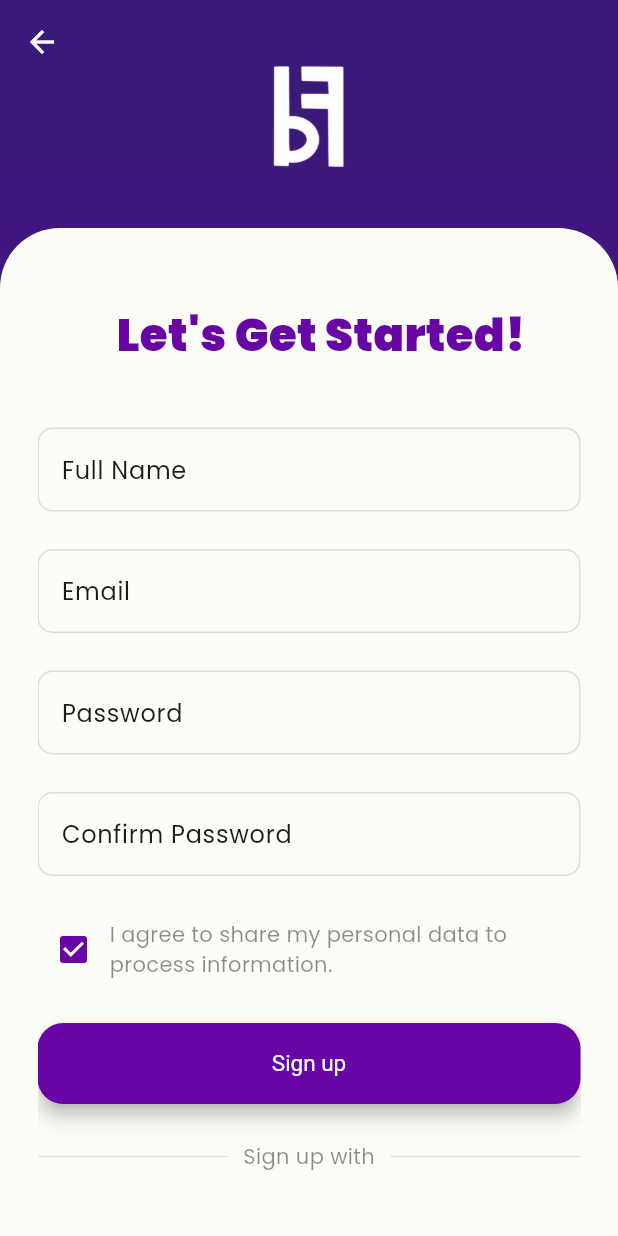
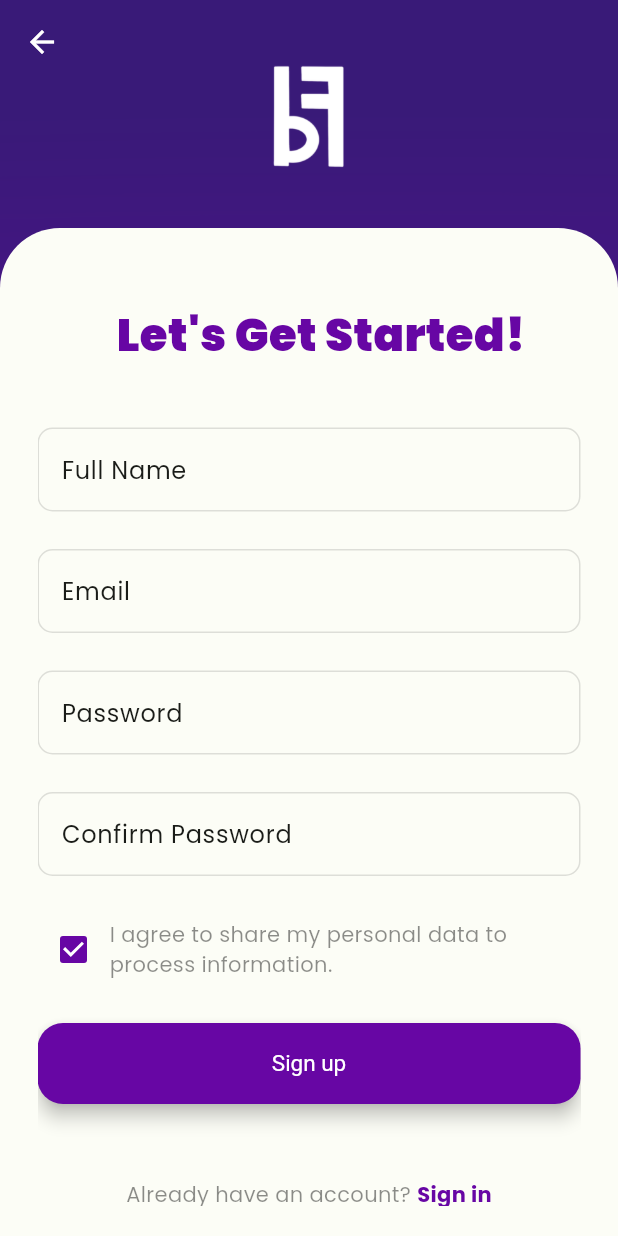
Before and after one commit to BFriends-inc/BFriends-app, a Flutter app: the SignUpScreen screen opened by its route, on a phone screen of 412 x 824 dp. Run offline on Flutter 3.47's test engine with Material 3 defaults, Android fonts, the phone set to English and light mode, and no system bars; drawn by our look-alikes of animated_text_kit; our stand-ins replace cloud_firestore, firebase_auth, firebase_core, firebase_messaging, firebase_storage, flutter_local_notifications and 9 more; accounts and stored records are empty; network calls fail.

Commit message:
final version commit

```diff
--- a/lib/pages/friend_detail_page.dart
+++ b/lib/pages/friend_detail_page.dart
@@ -250,7 +250,9 @@ class _FriendDetailPageState extends State<FriendDetailPage> {
                       child: Text(
                         widget.friend.block
                             ? 'Currently blocked'
-                            : widget.friend.aboutMe ?? 'This friend hasn\'t written anything yet',
+                            : widget.friend.aboutMe == null
+                                ? 'This friend hasn\'t written anything yet'
+                                : widget.friend.aboutMe!,
                         style: const TextStyle(
                             color: Colors.black, fontSize: 20.0),
                       ),
--- a/lib/pages/signup_page.dart
+++ b/lib/pages/signup_page.dart
@@ -316,48 +316,48 @@ class _SignUpScreenState extends State<SignUpScreen> {
                         height: 25.0,
                       ),
                       // sign up divider
-                      Row(
-                        mainAxisAlignment: MainAxisAlignment.center,
-                        children: [
-                          Expanded(
-                            child: Divider(
-                              thickness: 0.7,
-                              color: theme.colorScheme.outlineVariant
-                                  .withOpacity(0.5),
-                            ),
-                          ),
-                          const Padding(
-                            padding: EdgeInsets.symmetric(
-                              vertical: 0,
-                              horizontal: 10,
-                            ),
-                            child: Text(
-                              'Sign up with',
-                              style: TextStyle(
-                                color: Colors.black45,
-                              ),
-                            ),
-                          ),
-                          Expanded(
-                            child: Divider(
-                              thickness: 0.7,
-                              color: theme.colorScheme.outlineVariant
-                                  .withOpacity(0.5),
-                            ),
-                          ),
-                        ],
-                      ),
-                      const SizedBox(
-                        height: 25.0,
-                      ),
-                      // sign up social media logo
-                      Row(
-                        mainAxisAlignment: MainAxisAlignment.spaceEvenly,
-                        children: [
-                          Logo(Logos.google),
-                          Logo(Logos.apple),
-                        ],
-                      ),
+                      // Row(
+                      //   mainAxisAlignment: MainAxisAlignment.center,
+                      //   children: [
+                      //     Expanded(
+                      //       child: Divider(
+                      //         thickness: 0.7,
+                      //         color: theme.colorScheme.outlineVariant
+                      //             .withOpacity(0.5),
+                      //       ),
+                      //     ),
+                      //     const Padding(
+                      //       padding: EdgeInsets.symmetric(
+                      //         vertical: 0,
+                      //         horizontal: 10,
+                      //       ),
+                      //       child: Text(
+                      //         'Sign up with',
+                      //         style: TextStyle(
+                      //           color: Colors.black45,
+                      //         ),
+                      //       ),
+                      //     ),
+                      //     Expanded(
+                      //       child: Divider(
+                      //         thickness: 0.7,
+                      //         color: theme.colorScheme.outlineVariant
+                      //             .withOpacity(0.5),
+                      //       ),
+                      //     ),
+                      //   ],
+                      // ),
+                      // const SizedBox(
+                      //   height: 25.0,
+                      // ),
+                      // // sign up social media logo
+                      // Row(
+                      //   mainAxisAlignment: MainAxisAlignment.spaceEvenly,
+                      //   children: [
+                      //     Logo(Logos.google),
+                      //     Logo(Logos.apple),
+                      //   ],
+                      // ),
                       const SizedBox(
                         height: 25.0,
                       ),
```
Also changed, not shown: lib/pages/home_page.dart (+22 -22 lines), lib/pages/signin_page.dart (+42 -43 lines), lib/services/auth_service.dart (+5 -2 lines).
